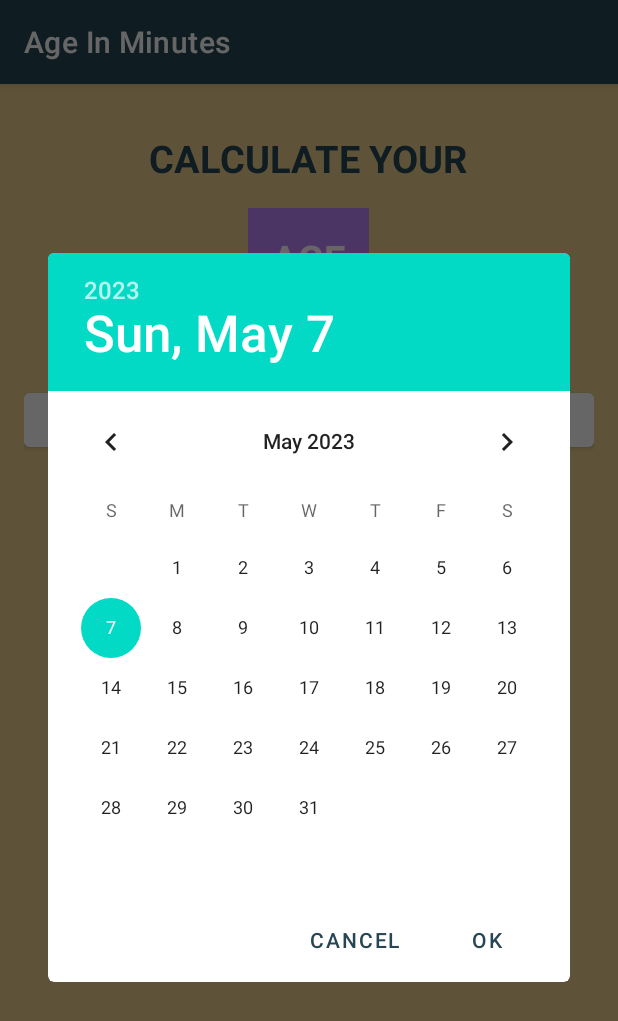
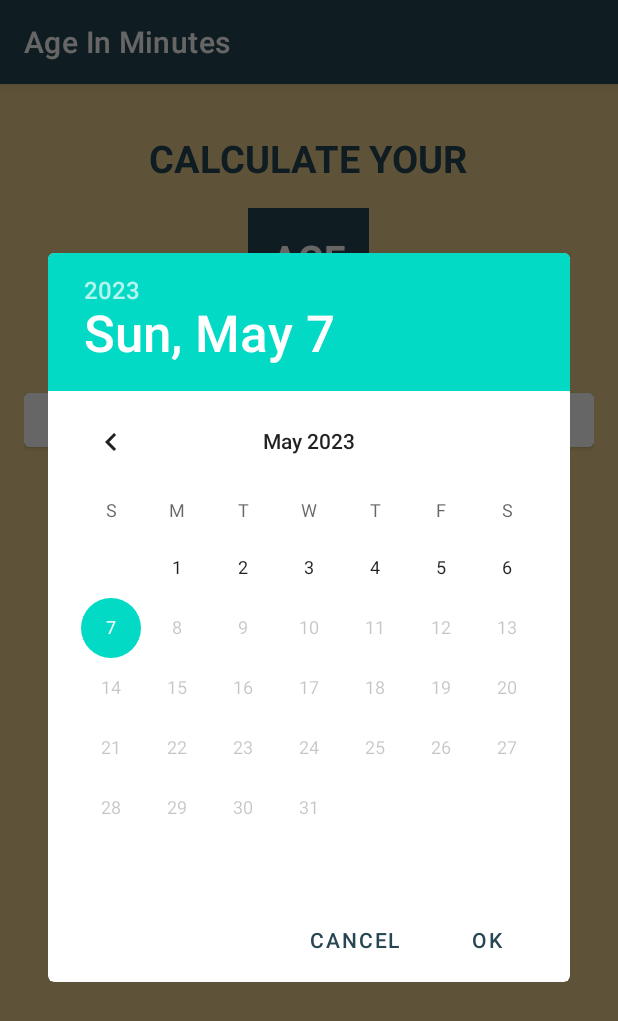
Before and after one commit to yasserbakkar97/age-calculator, an Android app: the screen it shows after launch (MainActivity), after a tap on "SELECT DATE", on a phone screen of 412 x 824 dp. Shown: the top 1021 px of the screen. Run offline under Robolectric (Android 15) with nearby library versions, the phone set to English and light mode, and no system bars.

Commit message:
Finalizing The App

```diff
--- a/app/src/main/java/com/example/agecalculator/MainActivity.kt
+++ b/app/src/main/java/com/example/agecalculator/MainActivity.kt
@@ -5,6 +5,7 @@ import androidx.appcompat.app.AppCompatActivity
 import android.os.Bundle
 import android.widget.Toast
 import kotlinx.android.synthetic.main.activity_main.*
+import java.text.SimpleDateFormat
 import java.util.*
 
 class MainActivity : AppCompatActivity() {
@@ -17,21 +18,47 @@ class MainActivity : AppCompatActivity() {
         }
     }
 
-    fun clickDataPicker(){
+    private fun clickDataPicker(){
 
         val myCalendar = Calendar.getInstance()
         val year = myCalendar.get(Calendar.YEAR)
         val month = myCalendar.get(Calendar.MONTH)
         val day = myCalendar.get(Calendar.DAY_OF_MONTH)
 
-        DatePickerDialog(this,
-        {view, year, month, dayOfMonth ->
-            Toast.makeText(this, "Button Pressed" , Toast.LENGTH_SHORT).show()
+       val dpd =  DatePickerDialog(this,
+        { _ , selectedYear, selectedMonth, selectedDayOfMonth ->
+
+            Toast.makeText(this,
+                "Year was $selectedYear , month was ${selectedMonth+1} , day of the month was $selectedDayOfMonth",
+                Toast.LENGTH_SHORT).show()
+            val selectedDate = "$selectedDayOfMonth/${selectedMonth+1}/$selectedYear"
+
+            tvSelectedDate.text = selectedDate
+
+            val sdf = SimpleDateFormat("dd/MM/yyyy" , Locale.ENGLISH)
+
+            val theDate = sdf.parse(selectedDate)
+
+            theDate?.let {
+                val selectedDateInMinutes = theDate.time/ 60000
+
+                val currentDate = sdf.parse(sdf.format(System.currentTimeMillis()))
+
+                currentDate?.let {
+                    val currentDateInMinutes = currentDate.time/ 60000
+
+                    val differenceInMinutes = currentDateInMinutes - selectedDateInMinutes
+
+                    tvAgeInMinutes.text = differenceInMinutes.toString()
+                }
+
+            }
         },
         year,
         month,
-        day).show()
+        day)
 
-
+        dpd.datePicker.maxDate = System.currentTimeMillis()
+        dpd.show()
     }
 }
--- a/app/src/main/res/layout/activity_main.xml
+++ b/app/src/main/res/layout/activity_main.xml
@@ -1,6 +1,5 @@
 <?xml version="1.0" encoding="utf-8"?>
 <LinearLayout xmlns:android="http://schemas.android.com/apk/res/android"
-    xmlns:app="http://schemas.android.com/apk/res-auto"
     xmlns:tools="http://schemas.android.com/tools"
     android:layout_width="match_parent"
     android:layout_height="match_parent"
@@ -24,7 +23,7 @@
         android:layout_height="wrap_content"
         android:layout_marginTop="16dp"
         android:padding="16dp"
-        android:background="@color/purple_200"
+        android:background="@color/textBlue"
         android:text="AGE"
         android:textColor="@color/white"
         android:textSize="25sp"
@@ -50,10 +49,11 @@
         android:textStyle="bold" />
 
     <TextView
+        android:id="@+id/tvSelectedDate"
         android:layout_width="wrap_content"
         android:layout_height="wrap_content"
         android:layout_marginTop="16dp"
-        android:text="14/9/2021"
+        android:text="--/--/----"
         android:textColor="@color/textBlue"
         android:textSize="20sp" />
 
@@ -66,10 +66,11 @@
         android:textSize="20sp" />
 
     <TextView
+        android:id="@+id/tvAgeInMinutes"
         android:layout_width="wrap_content"
         android:layout_height="wrap_content"
         android:layout_marginTop="16dp"
-        android:text="1440"
+        android:text="----"
         android:textColor="@color/textBlue"
         android:textSize="30sp" />
 
```
